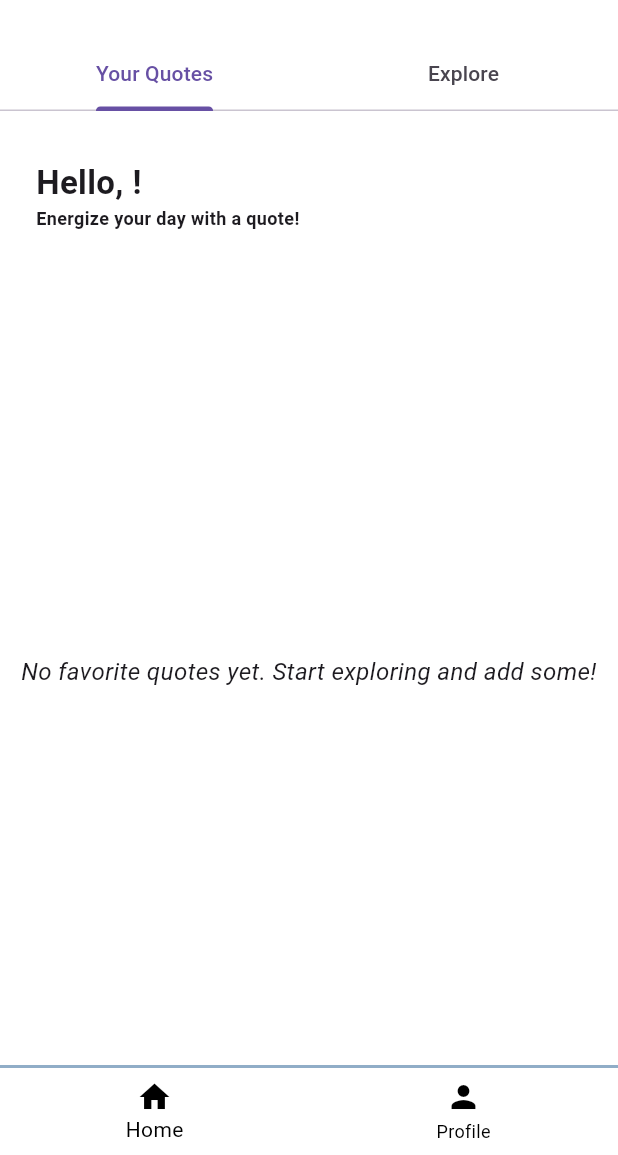
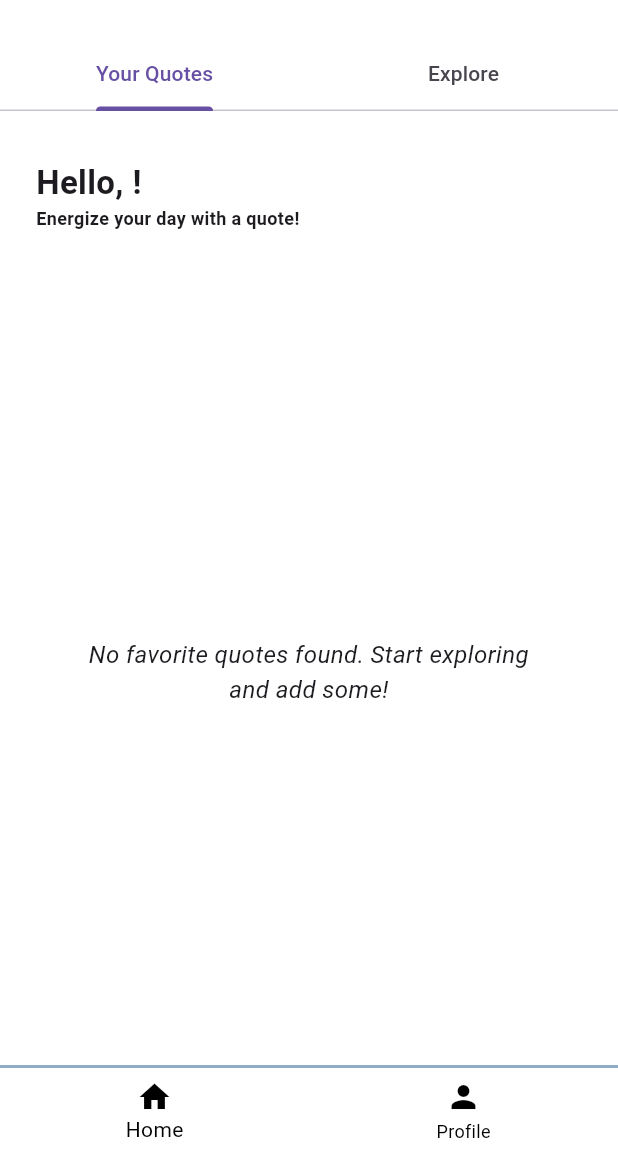
Before and after one commit to KubangPawis/gdsc-quote-app, a Flutter app: the HomePage screen opened by its route, on a phone screen of 412 x 824 dp, the part 81-1236 px from its top. Run offline on Flutter 3.47's test engine with Material 3 defaults, Android fonts, the phone set to English and light mode, and no system bars; our stand-ins replace cloud_firestore, firebase_auth, firebase_core, flutter_slidable, google_sign_in; accounts and stored records are empty.

Commit message:
style(home): improve "no quotes found" text display

```diff
--- a/frontend/lib/pages/user_quotes_page.dart
+++ b/frontend/lib/pages/user_quotes_page.dart
@@ -25,7 +25,8 @@ class _UserQuotesPageState extends State<UserQuotesPage> {
     Color(0xFFFFBD94),
   ];
 
-  List<Map<String, dynamic>> favoriteQuotes = []; // Holds user's favorite quotes
+  List<Map<String, dynamic>> favoriteQuotes =
+      []; // Holds user's favorite quotes
 
   @override
   void initState() {
@@ -111,10 +112,17 @@ class _UserQuotesPageState extends State<UserQuotesPage> {
         Expanded(
           child: favoriteQuotes.isEmpty
               ? Center(
-                  child: Text(
-                    'No favorite quotes yet. Start exploring and add some!',
-                    style: TextStyle(fontSize: 16, fontStyle: FontStyle.italic),
-                    textAlign: TextAlign.center,
+                  child: Padding(
+                    padding: const EdgeInsets.symmetric(horizontal: 20),
+                    child: SizedBox(
+                      width: 300,
+                      child: Text(
+                        'No favorite quotes found. Start exploring and add some!',
+                        style: TextStyle(
+                            fontSize: 16, fontStyle: FontStyle.italic),
+                        textAlign: TextAlign.center,
+                      ),
+                    ),
                   ),
                 )
               : ListView.builder(
```
